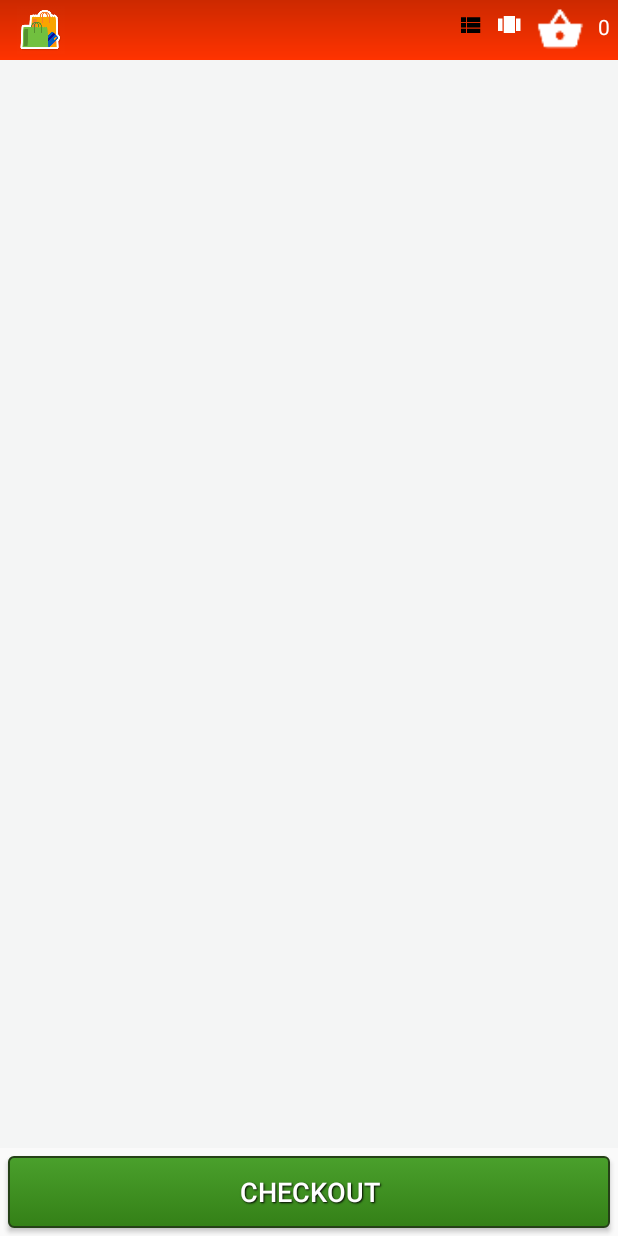
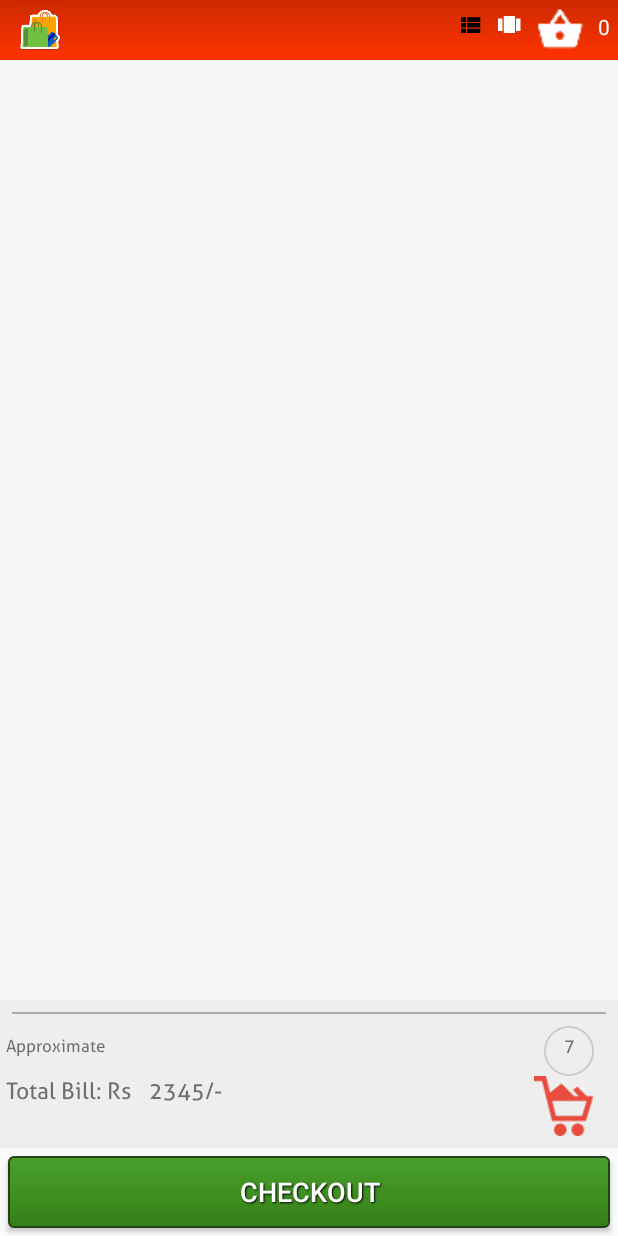
Before and after one commit to Abhishek9x9/ShopApp, an Android app: the CartActivity screen opened directly, with no data from a screen before it, on a phone screen of 412 x 824 dp. Run offline under Robolectric (Android 15) with nearby library versions, the phone set to English and light mode, and no system bars; Roboto replaces fonts that are not available here; 5 statements that could not run were skipped.

Commit message:
Order listing page - more progress

```diff
--- a/app/src/main/res/layout/cart_view.xml
+++ b/app/src/main/res/layout/cart_view.xml
@@ -2,101 +2,195 @@
 <LinearLayout xmlns:android="http://schemas.android.com/apk/res/android"
     android:layout_width="match_parent"
     android:layout_height="match_parent"
-    android:orientation="vertical" >
+    android:orientation="vertical">
+
     <LinearLayout
         android:layout_width="fill_parent"
         android:layout_height="wrap_content"
-        android:orientation="horizontal"
-        android:background="@drawable/search_header_background">
+        android:background="@drawable/search_header_background"
+        android:orientation="horizontal">
+
         <ImageView
             android:layout_width="50dp"
             android:layout_height="40dp"
             android:layout_gravity="center_vertical"
-            android:src="@drawable/shopping_icon2"
+            android:paddingBottom="@dimen/padding_half"
             android:paddingLeft="@dimen/padding_half"
             android:paddingTop="@dimen/padding_half"
-            android:paddingBottom="@dimen/padding_half"/>
+            android:src="@drawable/shopping_icon2" />
+
         <RelativeLayout
             android:layout_width="wrap_content"
             android:layout_height="wrap_content"
-            android:orientation="horizontal"
-            android:layout_gravity="right">
+            android:layout_gravity="right"
+            android:orientation="horizontal">
+
             <ImageView
                 android:id="@+id/item_image_list"
                 android:layout_width="wrap_content"
                 android:layout_height="wrap_content"
-                android:src="@drawable/ic_view_list_black_36dp"
-                android:paddingTop="@dimen/abc_button_padding_horizontal_material"
-                android:paddingBottom="@dimen/padding_half"
                 android:layout_alignParentTop="true"
                 android:layout_toLeftOf="@+id/item_image_carousel"
-                />
+                android:paddingBottom="@dimen/padding_half"
+                android:paddingTop="@dimen/abc_button_padding_horizontal_material"
+                android:src="@drawable/ic_view_list_black_36dp" />
+
             <ImageView
                 android:id="@+id/item_image_carousel"
                 android:layout_width="wrap_content"
                 android:layout_height="wrap_content"
-                android:src="@drawable/ic_view_carousel_white_36dp"
-                android:paddingTop="@dimen/abc_button_padding_horizontal_material"
+                android:layout_alignParentTop="true"
+                android:layout_toLeftOf="@+id/image_cart"
                 android:paddingBottom="@dimen/padding_half"
                 android:paddingLeft="@dimen/padding"
-                android:layout_alignParentTop="true"
-                android:layout_toLeftOf="@+id/image_cart"
-                />
+                android:paddingTop="@dimen/abc_button_padding_horizontal_material"
+                android:src="@drawable/ic_view_carousel_white_36dp" />
+
             <ImageView
                 android:id="@+id/image_cart"
                 android:layout_width="50dp"
                 android:layout_height="40dp"
-                android:src="@drawable/ic_shopping_basket_white_36dp"
-                android:paddingTop="@dimen/padding_half"
-                android:paddingBottom="@dimen/padding_half"
                 android:layout_alignParentTop="true"
                 android:layout_toLeftOf="@+id/cartTextView"
-                android:layout_toStartOf="@+id/cartTextView" />
+                android:layout_toStartOf="@+id/cartTextView"
+                android:paddingBottom="@dimen/padding_half"
+                android:paddingTop="@dimen/padding_half"
+                android:src="@drawable/ic_shopping_basket_white_36dp" />
 
             <TextView
+                android:id="@+id/cartTextView"
                 android:layout_width="wrap_content"
                 android:layout_height="40dp"
+                android:layout_alignParentEnd="true"
+                android:layout_alignParentRight="true"
                 android:layout_gravity="center_vertical"
                 android:gravity="center_vertical"
-                android:text="(2)"
-                android:textColor="@android:color/white"
+                android:paddingBottom="@dimen/padding_double"
                 android:paddingRight="@dimen/padding_small"
                 android:paddingTop="@dimen/padding"
-                android:paddingBottom="@dimen/padding_double"
-                android:id="@+id/cartTextView"
-                android:layout_alignParentRight="true"
-                android:layout_alignParentEnd="true" />
+                android:text="(2)"
+                android:textColor="@android:color/white" />
 
         </RelativeLayout>
     </LinearLayout>
 
     <TextView xmlns:android="http://schemas.android.com/apk/res/android"
         android:id="@+id/undo_view"
+        android:layout_width="wrap_content"
+        android:layout_height="wrap_content"
         android:layout_weight="10"
-        android:visibility="gone"
         android:text="Undo"
         android:textColor="@color/widget_logo_background_gradient_start"
-        android:layout_height="wrap_content"
-        android:layout_width="wrap_content" />
+        android:visibility="gone" />
 
     <ListView xmlns:android="http://schemas.android.com/apk/res/android"
         android:id="@+id/list_view"
-        android:layout_weight="1"
-        android:layout_height="wrap_content"
-        android:layout_width="match_parent"
-        style="@style/ListViewStyle" />
-    <Button
+        style="@style/ListViewStyle"
         android:layout_width="match_parent"
         android:layout_height="wrap_content"
+        android:layout_weight="1" />
+
+    <LinearLayout
+        android:layout_width="fill_parent"
+        android:layout_height="wrap_content"
+        android:background="#ffeeeeee"
+        android:orientation="vertical">
+
+        <View
+            android:layout_width="fill_parent"
+            android:layout_height="1dp"
+            android:layout_gravity="center_horizontal"
+            android:layout_margin="@dimen/padding"
+            android:background="@android:color/darker_gray" />
+
+        <GridLayout
+            android:layout_width="fill_parent"
+            android:layout_height="wrap_content"
+            android:columnCount="2">
+
+            <com.example.abhishekshukla.shopapp.view.CustomTextView
+                android:layout_width="wrap_content"
+                android:layout_height="wrap_content"
+                android:layout_column="0"
+                android:layout_gravity="left"
+                android:layout_marginLeft="@dimen/padding_half"
+                android:layout_marginRight="@dimen/padding_half"
+                android:layout_row="0"
+                android:layout_weight="1"
+                android:gravity="center_horizontal"
+                android:text="Approximate"
+                android:textSize="11dp" />
+
+            <LinearLayout
+                android:layout_width="wrap_content"
+                android:layout_height="wrap_content"
+                android:layout_column="0"
+                android:orientation="horizontal">
+
+                <com.example.abhishekshukla.shopapp.view.CustomTextView
+                    android:layout_width="wrap_content"
+                    android:layout_height="wrap_content"
+                    android:layout_gravity="center_vertical"
+                    android:layout_marginLeft="@dimen/padding_half"
+                    android:layout_marginRight="@dimen/padding_half"
+                    android:layout_weight="1"
+                    android:gravity="center_horizontal"
+                    android:text="Total Bill: Rs "
+                    android:textSize="15dp"
+                    android:textStyle="bold" />
+
+                <com.example.abhishekshukla.shopapp.view.CustomTextView
+                    android:id="@+id/total_bill"
+                    android:layout_width="wrap_content"
+                    android:layout_height="wrap_content"
+                    android:layout_gravity="center_vertical"
+                    android:layout_marginLeft="@dimen/padding_half"
+                    android:layout_marginRight="@dimen/padding_half"
+                    android:layout_weight="1"
+                    android:gravity="center_horizontal"
+                    android:text="2345/-"
+                    android:textSize="15dp"
+                    android:textStyle="bold" />
+            </LinearLayout>
+            <com.example.abhishekshukla.shopapp.view.CustomTextView
+                android:layout_width="wrap_content"
+                android:layout_height="wrap_content"
+                android:layout_gravity="right"
+                android:layout_marginRight="@dimen/padding_double"
+                android:gravity="center_horizontal"
+                android:paddingTop="@dimen/padding_small"
+                android:text="7"
+                android:background="@drawable/full_moon"
+                android:layout_column="1"
+                android:layout_row="0"
+                android:textSize="12dp"
+                android:layout_alignParentRight="true"
+                android:textStyle="bold" />
+            <ImageView
+                android:layout_width="40dp"
+                android:layout_height="40dp"
+                android:layout_alignParentRight="true"
+                android:layout_column="1"
+                android:layout_gravity="right"
+                android:layout_marginRight="@dimen/padding_double"
+                android:layout_marginBottom="@dimen/padding"
+                android:layout_weight="1"
+                android:src="@drawable/shopping_cart_loaded" />
+        </GridLayout>
+    </LinearLayout>
+
+    <Button
         android:id="@+id/place_order_button"
+        android:layout_width="match_parent"
+        android:layout_height="wrap_content"
         android:layout_margin="5dp"
         android:background="@drawable/nice_button"
+        android:padding="@dimen/padding"
+        android:shadowColor="@android:color/black"
+        android:shadowDx="1"
+        android:shadowDy="1"
+        android:shadowRadius="1"
         android:text="@string/cart_checkout"
         android:textColor="@android:color/white"
-        android:textSize="18sp"
-        android:shadowRadius="1"
-        android:shadowDx="1"
-        android:shadowDy="1"
-        android:shadowColor="@android:color/black"
-        android:padding="@dimen/padding"/>
+        android:textSize="18sp" />
 </LinearLayout>
```
Also changed, not shown: app/src/main/res/drawable-hdpi/full_moon.png (added), app/src/main/res/drawable-hdpi/ic_panorama_fish_eye_black_24dp.png (added), app/src/main/res/drawable-hdpi/ic_panorama_fish_eye_black_36dp.png (added), app/src/main/res/drawable-hdpi/shopping_cart_loaded.png (added), app/src/main/res/drawable-hdpi/shopping_icon2.png (added), app/src/main/res/drawable-mdpi/full_moon.png (added), app/src/main/res/drawable-mdpi/ic_panorama_fish_eye_black_24dp.png (added), app/src/main/res/drawable-mdpi/ic_panorama_fish_eye_black_36dp.png (added), app/src/main/res/drawable-mdpi/shopping_cart_loaded.png (added), app/src/main/res/drawable-xhdpi/full_moon.png (added), app/src/main/res/drawable-xhdpi/ic_panorama_fish_eye_black_24dp.png (added), app/src/main/res/drawable-xhdpi/ic_panorama_fish_eye_black_36dp.png (added), app/src/main/res/drawable-xhdpi/shopping_cart_loaded.png (added), app/src/main/res/drawable-xhdpi/shopping_icon2.png (added), 5 more files.
